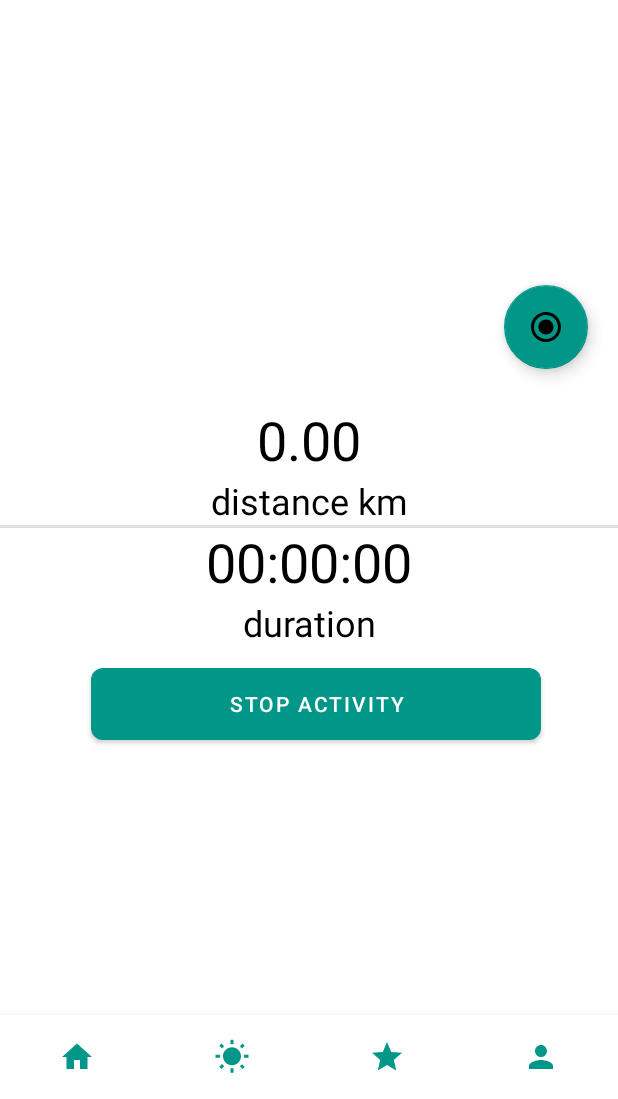
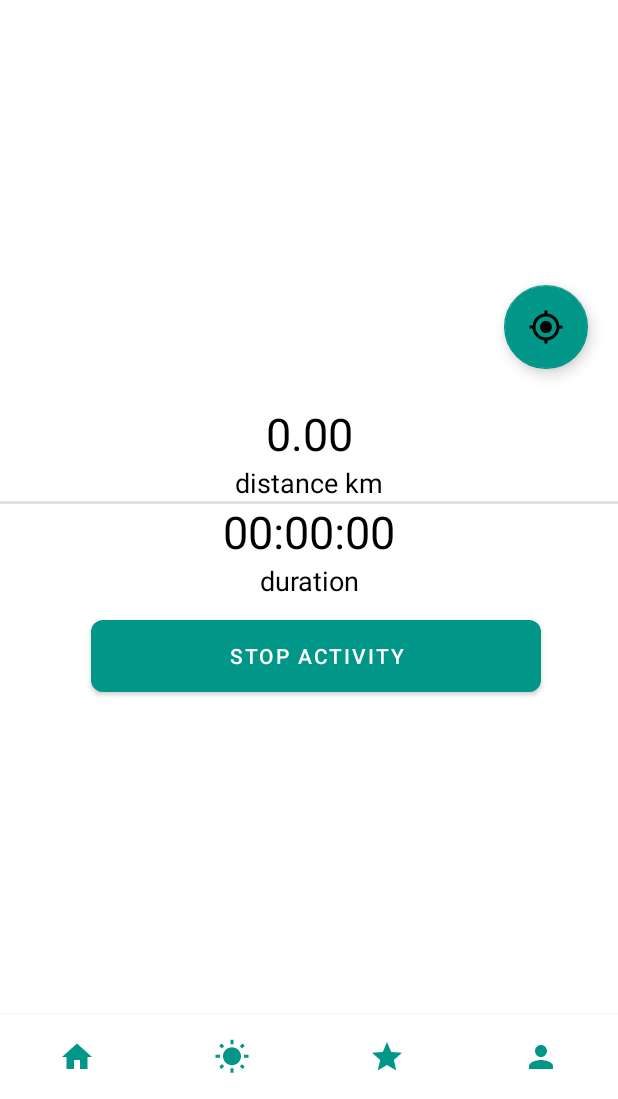
Before and after one commit to katjasei/plogging, an Android app: the fragment PloggingActivityFragment placed in its activity, item 2 of the bottom bar chosen, on a phone screen of 412 x 824 dp, the part 137-1236 px from its top. Run offline under Robolectric (Android 15) with nearby library versions, the phone set to English and light mode, and no system bars; our stand-ins replace Firebase (no records; nobody signed in at launch, a user with empty details on screens opened directly); libraries missing offline, so code that uses them is left out: org.osmdroid.views; 1 statement that could not run was skipped.

Commit message:
Added button Stop activity functionality

```diff
--- a/app/src/main/AndroidManifest.xml
+++ b/app/src/main/AndroidManifest.xml
@@ -1,4 +1,5 @@
-<?xml version="1.0" encoding="utf-8"?>
+<?x
+    ml version="1.0" encoding="utf-8"?>
 <manifest xmlns:android="http://schemas.android.com/apk/res/android"
     package="com.example.plogging">
 
--- a/app/src/main/java/com/example/plogging/ui/home/HomeFragment.kt
+++ b/app/src/main/java/com/example/plogging/ui/home/HomeFragment.kt
@@ -115,7 +115,7 @@ class HomeFragment: Fragment(), OnMapReadyCallback  {
                 MarkerOptions()
                     .position(currentLocation)
                     .title("Your current location")
-                    .icon(BitmapDescriptorFactory.defaultMarker(BitmapDescriptorFactory.HUE_BLUE))
+                    .icon(BitmapDescriptorFactory.defaultMarker(BitmapDescriptorFactory.HUE_GREEN))
             )
             map.moveCamera(CameraUpdateFactory.newLatLngZoom(currentLocation, 15f))
         }
--- a/app/src/main/java/com/example/plogging/ui/home/MainActivity.kt
+++ b/app/src/main/java/com/example/plogging/ui/home/MainActivity.kt
@@ -15,13 +15,14 @@ import com.google.firebase.auth.FirebaseAuth
 import kotlinx.android.synthetic.main.activity_main.*
 
 
-class MainActivity : AppCompatActivity(), HomeFragment.HomeFragmentListener {
+class MainActivity : AppCompatActivity(), HomeFragment.HomeFragmentListener, PloggingActivityFragment.PloggingActivityListener {
 
     //firebase auth object
     lateinit var mFirebaseAuth: FirebaseAuth
     //Create a new Fragment to be placed in the activity layout
     private val homeFragment = HomeFragment()
     private val ploggingActivityFragment = PloggingActivityFragment()
+    private val afterStopActivityFragment = AfterStopActivityFragment()
 
     //Bottom navigation click listener
     //TODO maybe take this logic to a new file
@@ -70,6 +71,7 @@ class MainActivity : AppCompatActivity(), HomeFragment.HomeFragmentListener {
             .add(R.id.fragment_container, homeFragment)
             .commit()
     }
+
     //when user click button LOGOUT
     override fun onButtonLogOutClick() {
         mFirebaseAuth = FirebaseAuth.getInstance()
@@ -77,15 +79,24 @@ class MainActivity : AppCompatActivity(), HomeFragment.HomeFragmentListener {
         val intent = Intent(this, AuthActivity::class.java)
         startActivity(intent)
     }
-
-    //when user click button StartActivity
+    //HomeFragment listener
+    //when button "Start activity" clicked from HomeFragment
     override fun onButtonStartActivityClick() {
         supportFragmentManager.beginTransaction().replace(
             R.id.fragment_container,
             ploggingActivityFragment)
             .addToBackStack(null )
             .commit()
+    }
 
+    //PloggingActivityFragment listener
+    //when button "Stop activity" clicked from PloggingActivityFragment
+    override fun onButtonStopActivityClick() {
+        supportFragmentManager.beginTransaction().replace(
+            R.id.fragment_container,
+            afterStopActivityFragment)
+            .addToBackStack(null )
+            .commit()
     }
 
     private fun replaceFragment(fragment: Fragment){
--- a/app/src/main/java/com/example/plogging/ui/home/PloggingActivityFragment.kt
+++ b/app/src/main/java/com/example/plogging/ui/home/PloggingActivityFragment.kt
@@ -1,6 +1,7 @@
 package com.example.plogging.ui.home
 
 
+import android.content.Context
 import android.location.Location
 import android.os.Bundle
 import android.view.LayoutInflater
@@ -17,11 +18,12 @@ import com.google.android.gms.maps.SupportMapFragment
 import com.google.android.gms.maps.model.BitmapDescriptorFactory
 import com.google.android.gms.maps.model.LatLng
 import com.google.android.gms.maps.model.MarkerOptions
+import kotlinx.android.synthetic.main.fragment_plogging_activity.*
 
 
 class PloggingActivityFragment: Fragment(), OnMapReadyCallback {
 
-    /*
+
     private var activityCallBack: PloggingActivityListener? = null
 
     interface PloggingActivityListener {
@@ -32,9 +34,11 @@ class PloggingActivityFragment: Fragment(), OnMapReadyCallback {
         super.onAttach(context)
         activityCallBack =  context as PloggingActivityListener
     }
-*/
+
 
     private lateinit var  fusedLocationProviderClient: FusedLocationProviderClient
+    private lateinit var currentLocation: LatLng
+    //private lateinit var mMap: GoogleMap
 
     override fun onCreateView(inflater: LayoutInflater, container: ViewGroup?, savedInstanceState: Bundle?): View? {
         // Inflate the layout for this fragment
@@ -43,12 +47,15 @@ class PloggingActivityFragment: Fragment(), OnMapReadyCallback {
 
     override fun onActivityCreated(savedInstanceState: Bundle?) {
         super.onActivityCreated(savedInstanceState)
-/*
+
         btn_stop_activity.setOnClickListener {
             activityCallBack!!.onButtonStopActivityClick()
         }
 
- */
+
+        floating_action_button.setOnClickListener {
+
+        }
     }
 
     override fun onStart() {
@@ -60,7 +67,8 @@ class PloggingActivityFragment: Fragment(), OnMapReadyCallback {
 
     override fun onMapReady(map: GoogleMap) {
         fusedLocationProviderClient.lastLocation.addOnSuccessListener { location: Location ->
-            val currentLocation = LatLng(location.latitude, location.longitude)
+             currentLocation = LatLng(location.latitude, location.longitude)
+
             /* try {
                  val success = map.setMapStyle(
                      MapStyleOptions.loadRawResourceStyle(context,
@@ -76,7 +84,7 @@ class PloggingActivityFragment: Fragment(), OnMapReadyCallback {
                 MarkerOptions()
                     .position(currentLocation)
                     .title("Your current location")
-                    .icon(BitmapDescriptorFactory.defaultMarker(BitmapDescriptorFactory.HUE_BLUE))
+                    .icon(BitmapDescriptorFactory.defaultMarker(BitmapDescriptorFactory.HUE_GREEN))
             )
             map.moveCamera(CameraUpdateFactory.newLatLngZoom(currentLocation, 15f))
         }
--- /dev/null
+++ b/app/src/main/res/drawable/ic_my_location_white_24dp.xml
@@ -0,0 +1,5 @@
+<vector android:height="24dp" android:tint="#FFFFFF"
+    android:viewportHeight="24.0" android:viewportWidth="24.0"
+    android:width="24dp" xmlns:android="http://schemas.android.com/apk/res/android">
+    <path android:fillColor="#FFFFFFFF" android:pathData="M12,8c-2.21,0 -4,1.79 -4,4s1.79,4 4,4 4,-1.79 4,-4 -1.79,-4 -4,-4zM20.94,11c-0.46,-4.17 -3.77,-7.48 -7.94,-7.94L13,1h-2v2.06C6.83,3.52 3.52,6.83 3.06,11L1,11v2h2.06c0.46,4.17 3.77,7.48 7.94,7.94L11,23h2v-2.06c4.17,-0.46 7.48,-3.77 7.94,-7.94L23,13v-2h-2.06zM12,19c-3.87,0 -7,-3.13 -7,-7s3.13,-7 7,-7 7,3.13 7,7 -3.13,7 -7,7z"/>
+</vector>
--- a/app/src/main/res/drawable/ic_radio_button_checked_black_24dp.xml
+++ b/app/src/main/res/drawable/ic_radio_button_checked_black_24dp.xml
@@ -1,5 +1,5 @@
 <vector android:height="24dp" android:tint="#FFFFFF"
     android:viewportHeight="24.0" android:viewportWidth="24.0"
     android:width="24dp" xmlns:android="http://schemas.android.com/apk/res/android">
-    <path android:fillColor="#FF000000" android:pathData="M12,7c-2.76,0 -5,2.24 -5,5s2.24,5 5,5 5,-2.24 5,-5 -2.24,-5 -5,-5zM12,2C6.48,2 2,6.48 2,12s4.48,10 10,10 10,-4.48 10,-10S17.52,2 12,2zM12,20c-4.42,0 -8,-3.58 -8,-8s3.58,-8 8,-8 8,3.58 8,8 -3.58,8 -8,8z"/>
+    <path android:fillColor="#FFFFFFFF" android:pathData="M12,7c-2.76,0 -5,2.24 -5,5s2.24,5 5,5 5,-2.24 5,-5 -2.24,-5 -5,-5zM12,2C6.48,2 2,6.48 2,12s4.48,10 10,10 10,-4.48 10,-10S17.52,2 12,2zM12,20c-4.42,0 -8,-3.58 -8,-8s3.58,-8 8,-8 8,3.58 8,8 -3.58,8 -8,8z"/>
 </vector>
--- a/app/src/main/res/layout/fragment_home.xml
+++ b/app/src/main/res/layout/fragment_home.xml
@@ -38,8 +38,9 @@
                 android:layout_gravity="center_horizontal"
                 android:layout_marginTop="225dp"
                 android:layout_marginEnd="20dp"
+                android:tint="@color/white"
                 app:backgroundTint="@color/colorPrimary"
-                app:srcCompat="@drawable/ic_radio_button_checked_black_24dp" />
+                app:srcCompat="@drawable/ic_my_location_white_24dp" />
         </RelativeLayout>
 
         <TextView
--- a/app/src/main/res/layout/fragment_plogging_activity.xml
+++ b/app/src/main/res/layout/fragment_plogging_activity.xml
@@ -37,7 +37,7 @@
                 android:layout_marginTop="225dp"
                 android:layout_marginEnd="20dp"
                 app:backgroundTint="@color/colorPrimary"
-                app:srcCompat="@drawable/ic_radio_button_checked_black_24dp" />
+                app:srcCompat="@drawable/ic_my_location_white_24dp" />
         </RelativeLayout>
 
         <TextView
@@ -48,7 +48,7 @@
             android:text="@string/txt_value_distance"
             android:textAlignment="center"
             android:textColor="@android:color/black"
-            android:textSize="36sp"
+            android:textSize="30sp"
             app:layout_constraintEnd_toEndOf="parent"
             app:layout_constraintStart_toStartOf="parent"
             app:layout_constraintTop_toBottomOf="@+id/relativeLayout" />
@@ -60,7 +60,7 @@
             android:text="@string/txt_distance"
             android:textAlignment="center"
             android:textColor="@android:color/black"
-            android:textSize="24sp"
+            android:textSize="18sp"
             app:layout_constraintEnd_toEndOf="parent"
             app:layout_constraintStart_toStartOf="parent"
             app:layout_constraintTop_toBottomOf="@+id/value_distance" />
@@ -80,7 +80,7 @@
             android:text="@string/txt_duration"
             android:textAlignment="center"
             android:textColor="@android:color/black"
-            android:textSize="36sp"
+            android:textSize="30sp"
             app:layout_constraintEnd_toEndOf="parent"
             app:layout_constraintStart_toStartOf="parent"
             app:layout_constraintTop_toBottomOf="@+id/txt_distance" />
@@ -92,7 +92,7 @@
             android:text="@string/txt_duration2"
             android:textAlignment="center"
             android:textColor="@android:color/black"
-            android:textSize="24sp"
+            android:textSize="18sp"
             app:layout_constraintEnd_toEndOf="parent"
             app:layout_constraintStart_toStartOf="parent"
             app:layout_constraintTop_toBottomOf="@+id/value_duration" />
```
Also changed, not shown: app/src/main/java/com/example/plogging/ui/auth/AuthActivity.kt (+8 -2 lines), app/src/main/java/com/example/plogging/ui/home/AfterStopActivityFragment.kt (+13 -6 lines), app/src/main/res/layout/fragment_after_stop_activity.xml (+10 -0 lines).
